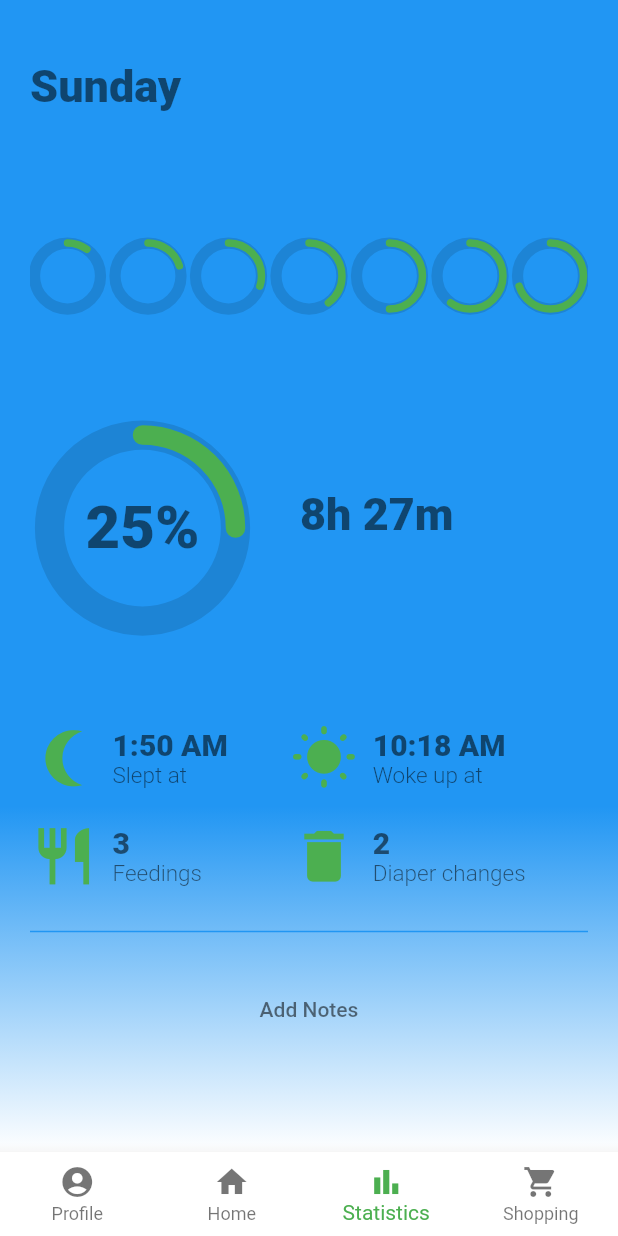
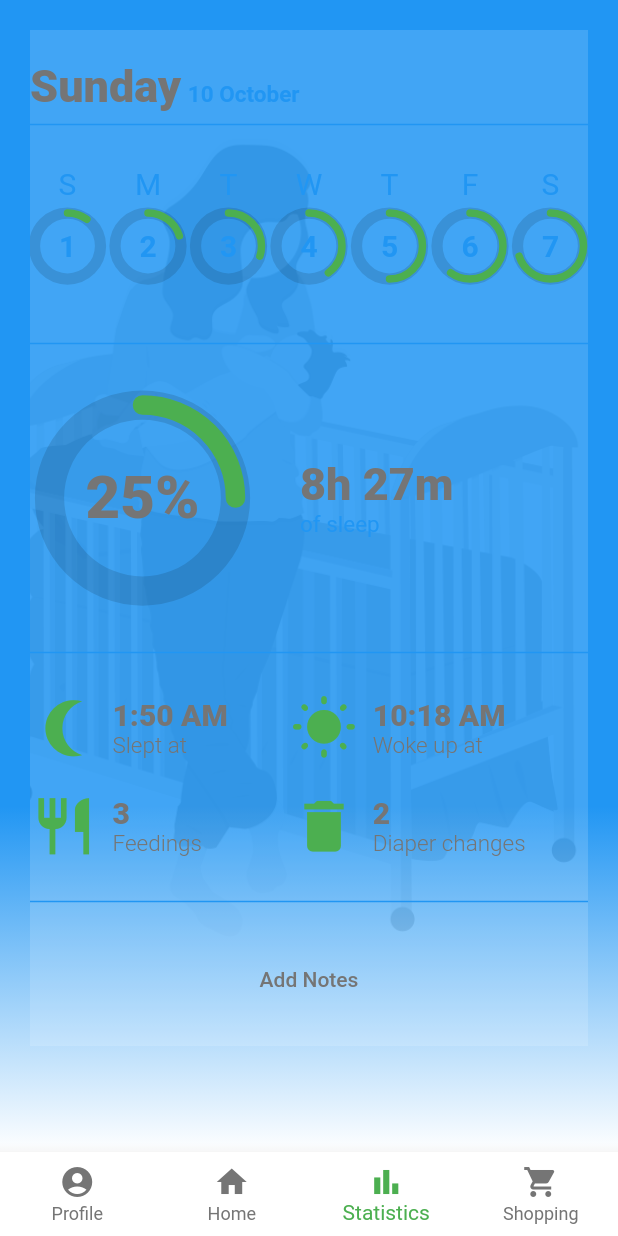
Before and after one commit to acm-projects/BabyQuest, a Flutter app: the screen it shows after launch, item 3 of the bottom bar chosen, on a phone screen of 412 x 824 dp. Run offline on Flutter 3.47's test engine with Material 2 defaults, Android fonts, the phone set to English and light mode, and no system bars; our stand-ins replace flutter_svg, tinycolor2; network calls fail.

Commit message:
background images

```diff
--- a/client/lib/main.dart
+++ b/client/lib/main.dart
@@ -30,8 +30,8 @@ class MyApp extends StatelessWidget {
         colorScheme: ColorScheme.fromSwatch().copyWith(
           primary: Colors.green,
           primaryVariant: const Color(0xFFE9FAE9),
-          secondary: Colors.black54,
-          secondaryVariant: Colors.black38,
+          secondary: Colors.grey.shade600,
+          secondaryVariant: Colors.grey.shade500,
         ),
       ),
       home: const MainPage(),
--- a/client/lib/pages/shopping_page.dart
+++ b/client/lib/pages/shopping_page.dart
@@ -1,4 +1,6 @@
 import 'package:flutter/material.dart';
+import 'package:flutter_svg/flutter_svg.dart';
+import 'package:tinycolor2/src/color_extension.dart';
 
 class ShoppingPage extends StatefulWidget {
   const ShoppingPage({Key? key}) : super(key: key);
@@ -24,6 +26,10 @@ class _ShoppingPageState extends State<ShoppingPage> {
           style: TextStyle(fontWeight: FontWeight.w200, fontSize: 50),
         ),
       ),
+      body: SvgPicture.asset(
+        'images/undraw_baby.svg',
+        color: Colors.green.shade100,
+      ),
     );
   }
 }
--- a/client/lib/pages/statistics_page.dart
+++ b/client/lib/pages/statistics_page.dart
@@ -1,6 +1,7 @@
 import 'dart:math' as math;
 
 import 'package:flutter/material.dart';
+import 'package:flutter_svg/flutter_svg.dart';
 
 class StatisticsPage extends StatefulWidget {
   const StatisticsPage({Key? key}) : super(key: key);
@@ -22,6 +23,7 @@ class _StatisticsPageState extends State<StatisticsPage> {
         elevation: 0,
       ),
       backgroundColor: Theme.of(context).colorScheme.primaryVariant,
+      extendBodyBehindAppBar: true,
       body: Ink(
         decoration: BoxDecoration(
           gradient: LinearGradient(
@@ -38,8 +40,18 @@ class _StatisticsPageState extends State<StatisticsPage> {
         child: ListView(
           physics: const ClampingScrollPhysics(),
           children: [
+            Container(
+              decoration: const BoxDecoration(
+                image: DecorationImage(
+                    colorFilter:
+                        ColorFilter.mode(Color(0x25FFFFFF), BlendMode.dstATop),
+                    image: AssetImage('res/undraw_baby.png'),
+                    fit: BoxFit.cover),
+              ),
+              child: Column(
+                children: [
                   Padding(
-              padding: const EdgeInsets.symmetric(vertical: 20),
+                    padding: const EdgeInsets.only(top: 20),
                     child: Align(
                       alignment: Alignment.centerLeft,
                       child: RichText(
@@ -50,7 +62,8 @@ class _StatisticsPageState extends State<StatisticsPage> {
                               style: TextStyle(
                                   fontSize: 30,
                                   fontWeight: FontWeight.w800,
-                            color: Theme.of(context).colorScheme.secondary),
+                                  color:
+                                      Theme.of(context).colorScheme.secondary),
                             ),
                             const TextSpan(
                               text: ' ',
@@ -58,8 +71,9 @@ class _StatisticsPageState extends State<StatisticsPage> {
                             TextSpan(
                               text: '10 October',
                               style: TextStyle(
-                            color:
-                                Theme.of(context).colorScheme.secondaryVariant,
+                                  color: Theme.of(context)
+                                      .colorScheme
+                                      .secondaryVariant,
                                   fontWeight: FontWeight.w600,
                                   fontSize: 15),
                             )
@@ -77,7 +91,8 @@ class _StatisticsPageState extends State<StatisticsPage> {
                     child: PageView.builder(
                       itemCount: null,
                       controller: pageController,
-                onPageChanged: (int index) => setState(() => _index = index),
+                      onPageChanged: (int index) =>
+                          setState(() => _index = index),
                       itemBuilder: (_, i) {
                         return Transform.scale(
                           scale: i == _index ? 1 : 0.9,
@@ -163,7 +178,8 @@ class _StatisticsPageState extends State<StatisticsPage> {
                               style: TextStyle(
                                   fontSize: 40,
                                   fontWeight: FontWeight.w900,
-                            color: Theme.of(context).colorScheme.secondary),
+                                  color:
+                                      Theme.of(context).colorScheme.secondary),
                             ),
                           ),
                         ),
@@ -178,7 +194,9 @@ class _StatisticsPageState extends State<StatisticsPage> {
                                 style: TextStyle(
                                     fontSize: 30,
                                     fontWeight: FontWeight.w800,
-                              color: Theme.of(context).colorScheme.secondary),
+                                    color: Theme.of(context)
+                                        .colorScheme
+                                        .secondary),
                               ),
                               const TextSpan(
                                 text: '\n',
@@ -257,11 +275,14 @@ class _StatisticsPageState extends State<StatisticsPage> {
                       onPressed: () {},
                       child: Text(
                         'Add Notes',
-                  style:
-                      TextStyle(color: Theme.of(context).colorScheme.secondary),
+                        style: TextStyle(
+                            color: Theme.of(context).colorScheme.secondary),
                       ),
                     ),
-            )
+                  ),
+                ],
+              ),
+            ),
           ],
         ),
       ),
@@ -308,6 +329,7 @@ class DayCircle extends StatelessWidget {
             child: IncompleteCircle(
               fraction: fraction,
               circleColor: Theme.of(context).colorScheme.primary,
+              backgroundColor: Colors.black12,
               child: Text(
                 insideText,
                 style: TextStyle(
--- a/client/pubspec.yaml
+++ b/client/pubspec.yaml
@@ -35,6 +35,11 @@ dependencies:
   # Use with the CupertinoIcons class for iOS style icons.
   cupertino_icons: ^1.0.2
 
+  tinycolor2:
+    git:
+      url: https://github.com/TinyCommunity/tinycolor2.git
+  flutter_svg: ^0.23.0+1
+
 dev_dependencies:
   flutter_test:
     sdk: flutter
@@ -60,6 +65,7 @@ flutter:
   # To add assets to your application, add an assets section, like this:
   assets:
     - images/
+    - res/
   #   - images/a_dot_burr.jpeg
   #   - images/a_dot_ham.jpeg
 
```
Also changed, not shown: client/lib/pages/profile_page.dart (+98 -19 lines), client/images/undraw_baby.svg (added), client/pubspec.lock, client/res/undraw_baby.png (added), client/res/undraw_toy_car.png (added). Lines whose indentation alone changed are shown as unchanged.
